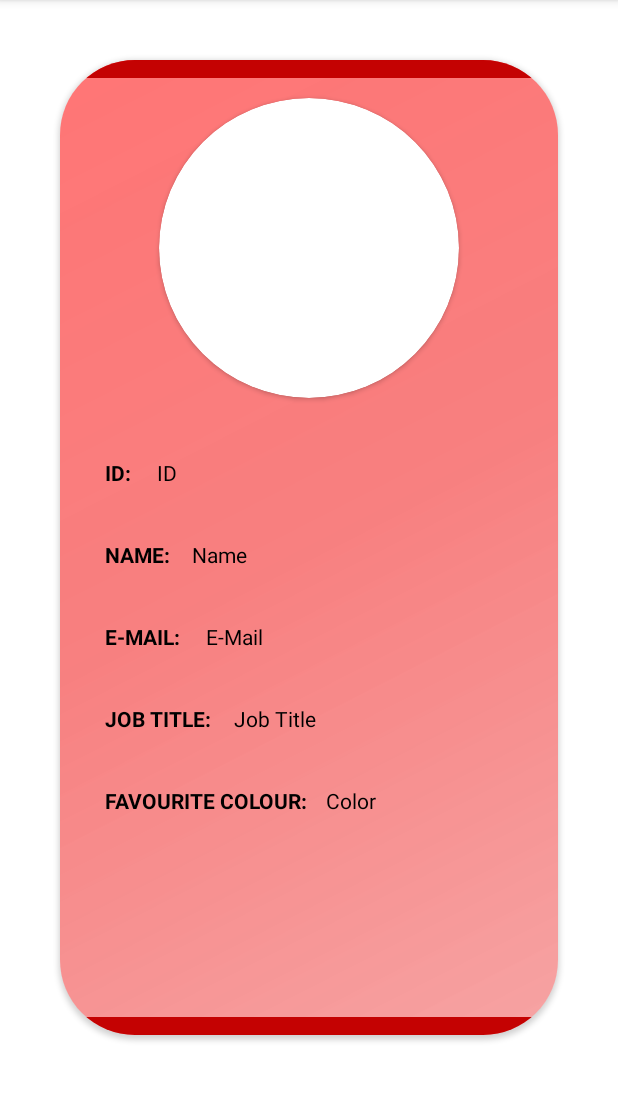
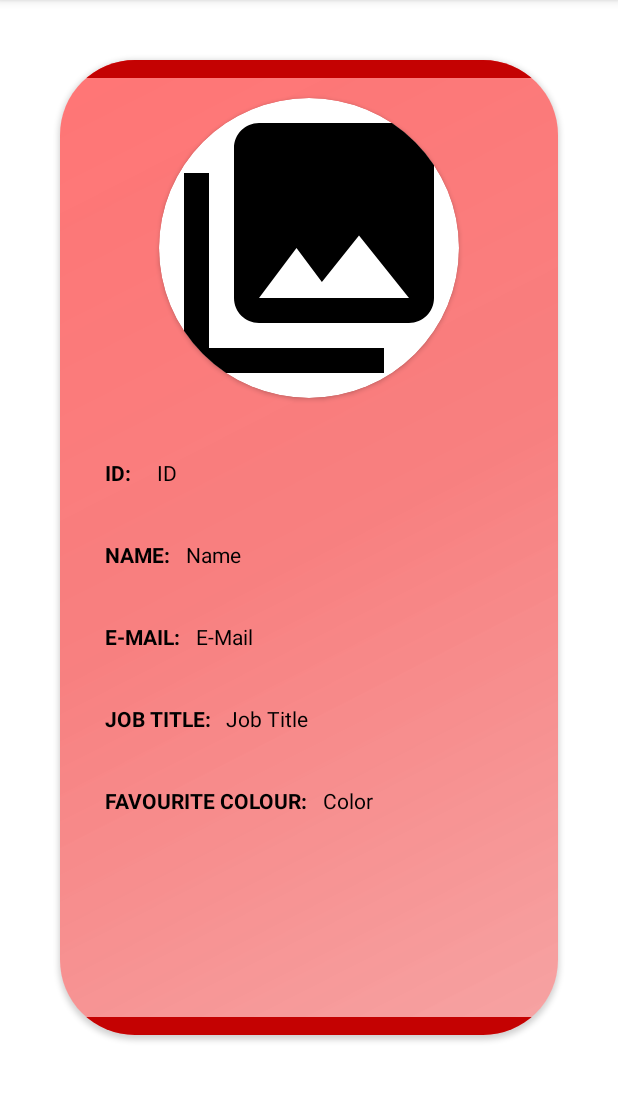
Before and after one commit to Krish0801/Virgin_Money, an Android app: the fragment PeopleDetailFragment shown on its own in the app's theme, on a phone screen of 412 x 824 dp, the part 84-1185 px from its top. Run offline under Robolectric (Android 15) with nearby library versions, the phone set to English and light mode, and no system bars; our stand-ins replace Dagger/Hilt's generated code; network calls fail; pictures from the network do not load; 6 statements that could not run were skipped.

Commit message:
Updated till rooms color

```diff
--- a/app/src/main/java/com/example/virginmoney/data/model/people/PeopleModel.kt
+++ b/app/src/main/java/com/example/virginmoney/data/model/people/PeopleModel.kt
@@ -3,7 +3,4 @@ package com.example.virginmoney.data.model.people
 
 import com.google.gson.annotations.SerializedName
 
-class PeopleModel : ArrayList<PeopleModelItemModel>(){
-@SerializedName("data")
-val data: List<PeopleModelItemModel> = listOf()
-}
+class PeopleModel : ArrayList<PeopleModelItemModel>()
--- a/app/src/main/java/com/example/virginmoney/data/remote/ApiRequest.kt
+++ b/app/src/main/java/com/example/virginmoney/data/remote/ApiRequest.kt
@@ -1,14 +1,15 @@
 package com.example.virginmoney.data.remote
 
-import com.example.virginmoney.data.model.people.PeopleModel
+import com.example.virginmoney.data.model.people.PeopleModelItemModel
 import com.example.virginmoney.data.model.rooms.RoomsModel
+import com.example.virginmoney.data.model.rooms.RoomsModelItemModel
 import retrofit2.http.GET
 
 interface ApiRequest {
 
     @GET(ApiDetails.PEOPLE)
-    suspend fun getPeople() : PeopleModel
+    suspend fun getPeople() : ArrayList<PeopleModelItemModel>
 
     @GET(ApiDetails.ROOMS)
-    suspend fun getRooms() : RoomsModel
+    suspend fun getRooms() : ArrayList<RoomsModelItemModel>
 }
--- a/app/src/main/java/com/example/virginmoney/data/repository/Repository.kt
+++ b/app/src/main/java/com/example/virginmoney/data/repository/Repository.kt
@@ -1,12 +1,14 @@
 package com.example.virginmoney.data.repository
 
 import com.example.virginmoney.data.model.people.PeopleModel
+import com.example.virginmoney.data.model.people.PeopleModelItemModel
 import com.example.virginmoney.data.model.rooms.RoomsModel
+import com.example.virginmoney.data.model.rooms.RoomsModelItemModel
 
 
 interface Repository {
 
-    suspend fun getPeople() : PeopleModel
+    suspend fun getPeople() : ArrayList<PeopleModelItemModel>
 
-    suspend fun getRooms() : RoomsModel
+    suspend fun getRooms() : ArrayList<RoomsModelItemModel>
 }
--- a/app/src/main/java/com/example/virginmoney/ui/people/PeopleAdapter.kt
+++ b/app/src/main/java/com/example/virginmoney/ui/people/PeopleAdapter.kt
@@ -26,7 +26,7 @@ class PeopleAdapter(val people: ArrayList<PeopleModelItemModel>?) :
                 .load(item?.avatar) // image url
                 .placeholder(R.drawable.card_red) // any placeholder to load at start
                 .error(R.drawable.ic_menu_gallery)  // any image in case of error
-                .override(200, 200) // resizing
+                //.override(300, 300) // resizing
                 .centerCrop()
                 .into(binding.avatar);
         }
--- a/app/src/main/java/com/example/virginmoney/ui/people/PeopleViewModel.kt
+++ b/app/src/main/java/com/example/virginmoney/ui/people/PeopleViewModel.kt
@@ -5,6 +5,7 @@ import androidx.lifecycle.MutableLiveData
 import androidx.lifecycle.ViewModel
 import androidx.lifecycle.viewModelScope
 import com.example.virginmoney.data.model.people.PeopleModel
+import com.example.virginmoney.data.model.people.PeopleModelItemModel
 import com.example.virginmoney.data.model.rooms.RoomsModel
 import com.example.virginmoney.data.remote.ApiDetails
 import com.example.virginmoney.data.remote.ApiRequest
@@ -19,7 +20,7 @@ class PeopleViewModel @Inject constructor(
     val repository: Repository
 ) : ViewModel() {
 
-    val people = MutableLiveData<PeopleModel>()
+    val people = MutableLiveData<ArrayList<PeopleModelItemModel>>()
 
     fun getPeople() {
 
--- a/app/src/main/java/com/example/virginmoney/ui/peopleDetail/PeopleDetailFragment.kt
+++ b/app/src/main/java/com/example/virginmoney/ui/peopleDetail/PeopleDetailFragment.kt
@@ -36,7 +36,7 @@ class PeopleDetailFragment : Fragment() {
         binding.jobTitle.text = people.jobtitle
         binding.favouriteColor.text = people.favouriteColor
 
-        Glide.with(requireView())
+        Glide.with(this)
             .load(people?.avatar) // image url
             .placeholder(R.drawable.card_red) // any placeholder to load at start
             .error(R.drawable.ic_menu_gallery)  // any image in case of error
--- a/app/src/main/java/com/example/virginmoney/ui/rooms/RoomsAdapter.kt
+++ b/app/src/main/java/com/example/virginmoney/ui/rooms/RoomsAdapter.kt
@@ -1,5 +1,6 @@
 package com.example.virginmoney.ui.rooms
 
+import android.graphics.Color
 import android.view.LayoutInflater
 import android.view.View
 import android.view.ViewGroup
@@ -23,6 +24,11 @@ class RoomsAdapter(val rooms: ArrayList<RoomsModelItemModel>?) :
             binding.roomsId.text = item?.id
             binding.roomsMaxOccupancy.text = item?.maxOccupancy.toString()
             binding.roomsIsOccupied.text = item?.isOccupied.toString()
+            if (item?.isOccupied == true) {
+                binding.bg.setBackgroundColor(Color.parseColor("#C40202"))
+            }else{
+                binding.bg.setBackgroundColor(Color.parseColor("#1E5631"))
+            }
         }
 
     }
--- a/app/src/main/java/com/example/virginmoney/ui/rooms/RoomsViewModel.kt
+++ b/app/src/main/java/com/example/virginmoney/ui/rooms/RoomsViewModel.kt
@@ -16,7 +16,7 @@ class RoomsViewModel @Inject constructor(
     val repository: Repository
 ) : ViewModel() {
 
-    val rooms = MutableLiveData<RoomsModel>()
+    val rooms = MutableLiveData<ArrayList<RoomsModelItemModel>>()
 
     fun getRooms() {
         //val result = ApiDetails.getInstance(ApiDetails.BASE_URL).create(ApiRequest::class.java)
--- a/app/src/main/res/layout/fragment_people_detail.xml
+++ b/app/src/main/res/layout/fragment_people_detail.xml
@@ -42,159 +42,154 @@
                 android:id="@+id/heading_id"
                 android:layout_width="wrap_content"
                 android:layout_height="wrap_content"
+                android:layout_marginStart="30dp"
                 android:layout_marginTop="40sp"
+                android:paddingBottom="20dp"
                 android:text="@string/heading_id"
                 android:textColor="@color/black"
                 android:textStyle="bold"
                 app:layout_constraintLeft_toLeftOf="parent"
                 app:layout_constraintRight_toRightOf="parent"
                 app:layout_constraintStart_toStartOf="parent"
-                android:layout_marginStart="30dp"
-                android:paddingBottom="20dp"
                 app:layout_constraintTop_toBottomOf="@id/profileCardView" />
 
             <TextView
                 android:id="@+id/heading_firstName"
                 android:layout_width="wrap_content"
                 android:layout_height="wrap_content"
+                android:layout_marginStart="30dp"
                 android:layout_marginTop="15sp"
+                android:paddingBottom="20dp"
                 android:text="@string/heading_firstName"
+                android:textAllCaps="true"
+                android:textColor="@color/black"
                 android:textStyle="bold"
-                android:textColor="@color/black"
-                android:textAllCaps="true"
-                app:layout_constraintStart_toStartOf="parent"
-                android:layout_marginStart="30dp"
-                android:paddingBottom="20dp"
                 app:layout_constraintLeft_toLeftOf="parent"
                 app:layout_constraintRight_toRightOf="parent"
-                app:layout_constraintTop_toBottomOf="@id/heading_id"/>
+                app:layout_constraintStart_toStartOf="parent"
+                app:layout_constraintTop_toBottomOf="@id/heading_id" />
 
             <TextView
                 android:id="@+id/heading_email"
                 android:layout_width="wrap_content"
                 android:layout_height="wrap_content"
+                android:layout_marginStart="30dp"
                 android:layout_marginTop="15sp"
+                android:paddingBottom="20dp"
                 android:text="@string/heading_email"
+                android:textAllCaps="true"
+                android:textColor="@color/black"
                 android:textStyle="bold"
-                android:textColor="@color/black"
-                android:textAllCaps="true"
-                android:paddingBottom="20dp"
-                app:layout_constraintStart_toStartOf="parent"
-                android:layout_marginStart="30dp"
                 app:layout_constraintLeft_toLeftOf="parent"
                 app:layout_constraintRight_toRightOf="parent"
-                app:layout_constraintTop_toBottomOf="@id/heading_firstName"/>
+                app:layout_constraintStart_toStartOf="parent"
+                app:layout_constraintTop_toBottomOf="@id/heading_firstName" />
 
             <TextView
                 android:id="@+id/heading_jobTitle"
                 android:layout_width="wrap_content"
                 android:layout_height="wrap_content"
+                android:layout_marginStart="30dp"
                 android:layout_marginTop="15sp"
+                android:paddingBottom="20dp"
                 android:text="@string/heading_jobTitle"
+                android:textAllCaps="true"
+                android:textColor="@color/black"
                 android:textStyle="bold"
-                android:textColor="@color/black"
-                android:textAllCaps="true"
-                android:paddingBottom="20dp"
-                app:layout_constraintStart_toStartOf="parent"
-                android:layout_marginStart="30dp"
                 app:layout_constraintLeft_toLeftOf="parent"
                 app:layout_constraintRight_toRightOf="parent"
-                app:layout_constraintTop_toBottomOf="@id/heading_email"/>
+                app:layout_constraintStart_toStartOf="parent"
+                app:layout_constraintTop_toBottomOf="@id/heading_email" />
 
             <TextView
                 android:id="@+id/heading_favouriteColor"
                 android:layout_width="wrap_content"
                 android:layout_height="wrap_content"
+                android:layout_marginStart="30dp"
                 android:layout_marginTop="15sp"
                 android:text="@string/heading_favouriteColor"
+                android:textAllCaps="true"
+                android:textColor="@color/black"
                 android:textStyle="bold"
-                android:textColor="@color/black"
-                android:textAllCaps="true"
-                app:layout_constraintStart_toStartOf="parent"
-                android:layout_marginStart="30dp"
                 app:layout_constraintLeft_toLeftOf="parent"
                 app:layout_constraintRight_toRightOf="parent"
-                app:layout_constraintTop_toBottomOf="@id/heading_jobTitle"/>
+                app:layout_constraintStart_toStartOf="parent"
+                app:layout_constraintTop_toBottomOf="@id/heading_jobTitle" />
 
             <TextView
                 android:id="@+id/id"
                 android:layout_width="wrap_content"
                 android:layout_height="wrap_content"
+                android:layout_marginStart="-190dp"
                 android:layout_marginTop="40sp"
+                android:paddingBottom="20dp"
                 android:text="ID"
-                android:paddingBottom="20dp"
                 android:textColor="@color/black"
                 app:layout_constraintLeft_toLeftOf="parent"
                 app:layout_constraintRight_toRightOf="parent"
-                android:layout_marginStart="-190dp"
                 app:layout_constraintTop_toBottomOf="@id/profileCardView" />
 
             <TextView
                 android:id="@+id/firstName"
                 android:layout_width="wrap_content"
                 android:layout_height="wrap_content"
+                android:layout_marginStart="10dp"
                 android:layout_marginTop="15sp"
+                android:paddingBottom="20dp"
                 android:text="Name"
                 android:textColor="@color/black"
-                android:paddingBottom="20dp"
                 android:textColorHint="@color/white"
-                android:layout_marginStart="-120dp"
-                app:layout_constraintLeft_toLeftOf="parent"
-                app:layout_constraintRight_toRightOf="parent"
-                app:layout_constraintTop_toBottomOf="@id/id"/>
+                app:layout_constraintLeft_toRightOf="@+id/heading_firstName"
+                app:layout_constraintTop_toBottomOf="@id/id" />
 
             <TextView
                 android:id="@+id/email"
                 android:layout_width="wrap_content"
                 android:layout_height="wrap_content"
+                android:layout_marginStart="10dp"
                 android:layout_marginTop="15sp"
+                android:paddingBottom="20dp"
                 android:text="E-Mail"
                 android:textColor="@color/black"
-                android:paddingBottom="20dp"
-                android:layout_marginStart="-100dp"
-                app:layout_constraintLeft_toLeftOf="parent"
-                app:layout_constraintRight_toRightOf="parent"
-                app:layout_constraintTop_toBottomOf="@id/firstName"/>
+                app:layout_constraintLeft_toRightOf="@+id/heading_email"
+                app:layout_constraintTop_toBottomOf="@id/firstName" />
 
             <TextView
                 android:id="@+id/jobTitle"
                 android:layout_width="wrap_content"
                 android:layout_height="wrap_content"
+                android:layout_marginStart="10dp"
                 android:layout_marginTop="15sp"
+                android:paddingBottom="20dp"
                 android:text="Job Title"
-                android:paddingBottom="20dp"
                 android:textColor="@color/black"
-                android:layout_marginStart="-45dp"
-                app:layout_constraintLeft_toLeftOf="parent"
-                app:layout_constraintRight_toRightOf="parent"
-                app:layout_constraintTop_toBottomOf="@id/email"/>
+                app:layout_constraintLeft_toRightOf="@+id/heading_jobTitle"
+                app:layout_constraintTop_toBottomOf="@id/email" />
 
             <TextView
                 android:id="@+id/favouriteColor"
                 android:layout_width="wrap_content"
                 android:layout_height="wrap_content"
+                android:layout_marginStart="10dp"
                 android:layout_marginTop="15sp"
                 android:text="Color"
                 android:textColor="@color/black"
-                android:layout_marginStart="55dp"
-                app:layout_constraintLeft_toLeftOf="parent"
-                app:layout_constraintRight_toRightOf="parent"
-                app:layout_constraintTop_toBottomOf="@id/heading_jobTitle"/>
+                app:layout_constraintLeft_toRightOf="@+id/heading_favouriteColor"
+                app:layout_constraintTop_toBottomOf="@id/heading_jobTitle" />
 
             <View
                 android:id="@+id/bottomLine"
                 android:layout_width="match_parent"
                 android:layout_height="12dp"
-                app:layout_constraintBottom_toBottomOf="parent"
-                android:background="@color/red_virgin"/>
+                android:background="@color/red_virgin"
+                app:layout_constraintBottom_toBottomOf="parent" />
 
             <View
                 android:id="@+id/bottomLine1"
                 android:layout_width="match_parent"
                 android:layout_height="12dp"
-                app:layout_constraintTop_toTopOf="parent"
-                android:background="@color/red_virgin"/>
-
+                android:background="@color/red_virgin"
+                app:layout_constraintTop_toTopOf="parent" />
 
 
         </androidx.constraintlayout.widget.ConstraintLayout>
--- a/app/src/main/res/layout/item_people.xml
+++ b/app/src/main/res/layout/item_people.xml
@@ -32,7 +32,7 @@
                     android:id="@+id/avatar"
                     android:layout_width="match_parent"
                     android:layout_height="match_parent"
-                    android:scaleType="centerCrop" />
+                    android:scaleType="centerCrop"/>
 
             </androidx.cardview.widget.CardView>
 
--- a/app/src/main/res/navigation/mobile_navigation.xml
+++ b/app/src/main/res/navigation/mobile_navigation.xml
@@ -15,7 +15,11 @@
         android:id="@+id/nav_people"
         android:name="com.example.virginmoney.ui.people.PeopleFragment"
         android:label="@string/menu_people"
-        tools:layout="@layout/fragment_people" />
+        tools:layout="@layout/fragment_people" >
+        <action
+            android:id="@+id/action_nav_people_to_nav_peopleDetail"
+            app:destination="@id/nav_peopleDetail" />
+    </fragment>
 
     <fragment
         android:id="@+id/nav_rooms"
```
Also changed, not shown: app/src/main/java/com/example/virginmoney/ui/people/PeopleFragment.kt (+7 -13 lines), app/src/main/java/com/example/virginmoney/ui/rooms/RoomsFragment.kt (+12 -3 lines), app/src/main/res/layout/item_rooms.xml (+15 -5 lines).
